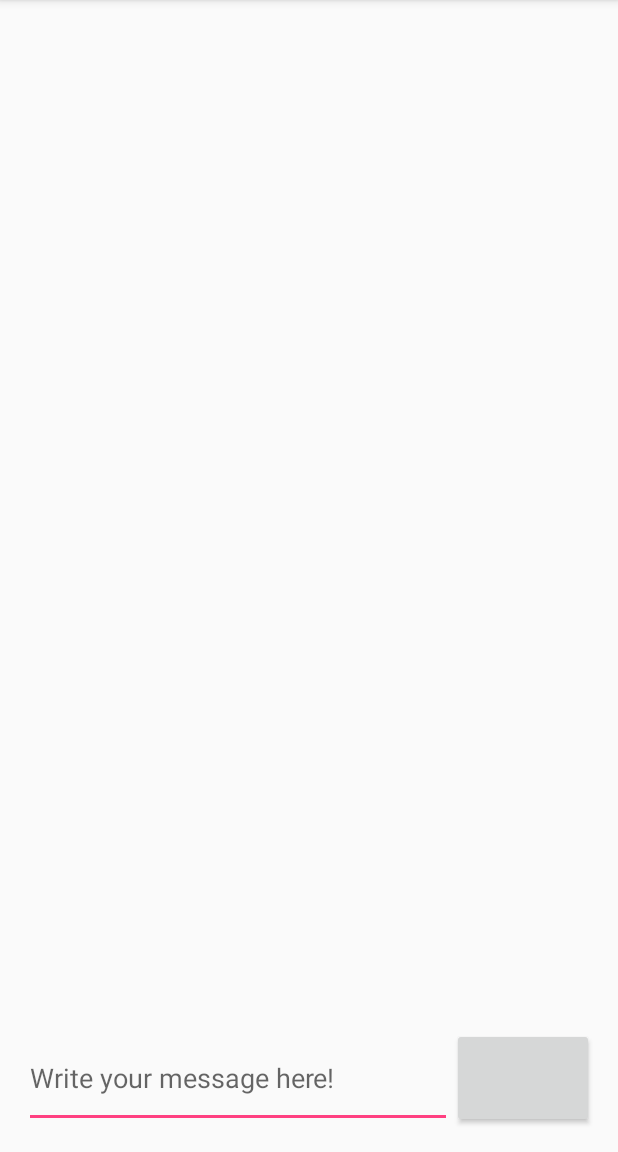
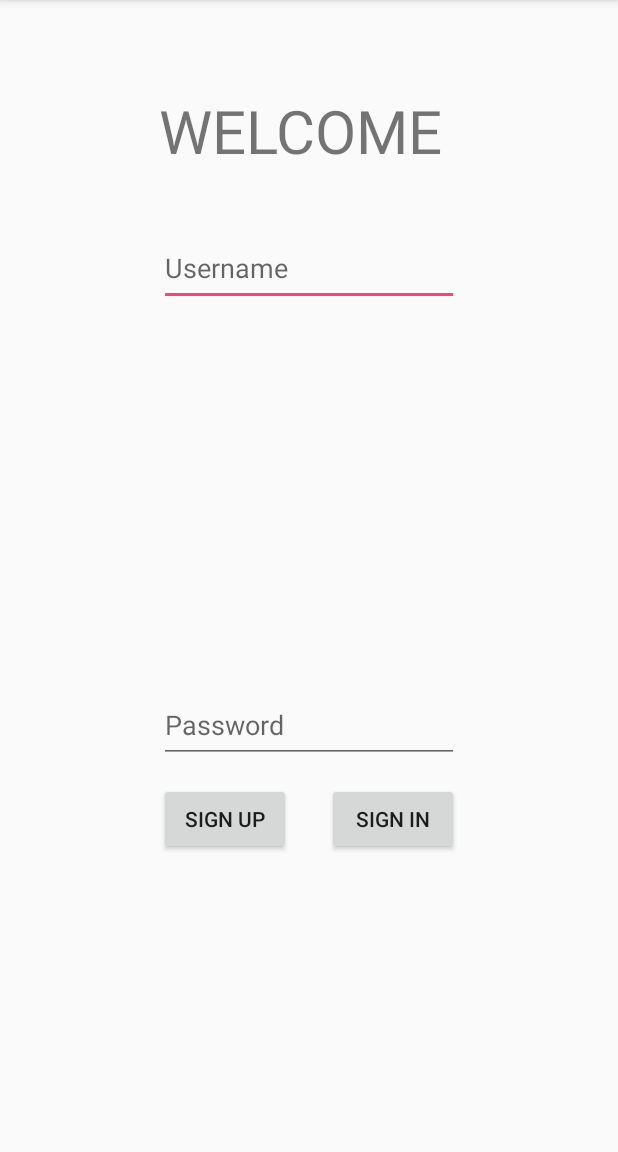
Before and after one commit to maximLM/Mobile_Chat, an Android app: the screen it shows after launch (MainActivity before the commit, SignInActivity after it), on a phone screen of 412 x 824 dp, the part 84-1236 px from its top. Run offline under Robolectric (Android 15) with nearby library versions, the phone set to English and light mode, and no system bars.

Commit message:
commit 11/11

```diff
--- a/EasyMessage/app/src/main/AndroidManifest.xml
+++ b/EasyMessage/app/src/main/AndroidManifest.xml
@@ -11,13 +11,18 @@
         <activity
             android:name=".MainActivity"
             android:windowSoftInputMode="stateUnchanged|adjustResize">
+
+        </activity>
+
+        <activity
+            android:name=".SignInActivity"
+            android:windowSoftInputMode="stateUnchanged">
             <intent-filter>
                 <action android:name="android.intent.action.MAIN" />
 
                 <category android:name="android.intent.category.LAUNCHER" />
             </intent-filter>
         </activity>
-
         <service
             android:name=".Merger"
             android:enabled="true"
--- /dev/null
+++ b/EasyMessage/app/src/main/java/lessmeaning/easymessage/SignInActivity.java
@@ -0,0 +1,45 @@
+package lessmeaning.easymessage;
+
+import android.content.Intent;
+import android.os.Bundle;
+import android.support.v7.app.AppCompatActivity;
+import android.view.View;
+import android.widget.Button;
+import android.widget.EditText;
+
+/**
+ * Created by 1 on 09.11.2016.
+ */
+
+public class SignInActivity extends AppCompatActivity implements View.OnClickListener {
+
+    EditText userName;
+    EditText password;
+    Button signIn;
+    Button signUp;
+    //LocalCore localCore = new LocalCore(this);
+
+    @Override
+    protected void onCreate(Bundle SavedInstanceState) {
+        super.onCreate(SavedInstanceState);
+        setContentView(R.layout.activity_signin);
+        userName = (EditText) findViewById(R.id.username);
+        password = (EditText) findViewById(R.id.password);
+        signIn = (Button) findViewById(R.id.signin);
+        signUp = (Button) findViewById(R.id.signup);
+        signIn.setOnClickListener(this);
+        signUp.setOnClickListener(this);
+    }
+
+    @Override
+    public void onClick(View v) {
+        switch (v.getId()) {
+            case (R.id.signin):
+                //localCore.signin(userName.getText().toString(), password.getText().toString());
+                break;
+            case (R.id.signup):
+                //localCore.signup(userName.getText().toString(), password.getText().toString());
+                break;
+        }
+    }
+}
--- a/EasyMessage/app/src/main/res/layout/activity_main.xml
+++ b/EasyMessage/app/src/main/res/layout/activity_main.xml
@@ -30,6 +30,7 @@
                 android:hint="Write your message here!"/>
             <Button
                 android:id="@+id/button"
+                android:text="send"
                 android:layout_width="match_parent"
                 android:layout_height="match_parent"
                 android:layout_weight="6"/>
--- /dev/null
+++ b/EasyMessage/app/src/main/res/layout/activity_signin.xml
@@ -0,0 +1,51 @@
+<?xml version="1.0" encoding="utf-8"?>
+<RelativeLayout xmlns:android="http://schemas.android.com/apk/res/android"
+    android:orientation="vertical" android:layout_width="match_parent"
+    android:layout_height="match_parent">
+
+
+    <EditText
+        android:id="@+id/username"
+        android:hint="Username"
+        android:layout_width="200dp"
+        android:layout_height="50dp"
+        android:layout_gravity="center"
+        android:layout_marginTop="154dp"
+        android:layout_centerHorizontal="true" />
+
+    <TextView
+        android:layout_width="wrap_content"
+        android:layout_height="wrap_content"
+        android:text="WELCOME"
+        android:textSize="40dp"
+        android:layout_marginTop="60dp"
+        android:layout_alignLeft="@id/username"/>
+
+    <EditText
+        android:id="@+id/password"
+        android:hint="Password"
+        android:layout_width="200dp"
+        android:layout_height="50dp"
+        android:layout_marginBottom="259dp"
+        android:layout_alignParentBottom="true"
+        android:layout_centerHorizontal="true" />
+
+    <Button
+        android:id="@+id/signup"
+        android:layout_width="wrap_content"
+        android:layout_height="wrap_content"
+        android:text="Sign up"
+        android:layout_alignParentBottom="true"
+        android:layout_alignLeft="@id/password"
+        android:layout_marginBottom="198dp"/>
+    <Button
+        android:id="@+id/signin"
+        android:layout_width="wrap_content"
+        android:layout_height="wrap_content"
+        android:text="Sign In"
+        android:layout_alignParentBottom="true"
+        android:layout_alignRight="@+id/password"
+        android:layout_marginBottom="198dp">
+
+    </Button>
+</RelativeLayout>
```
